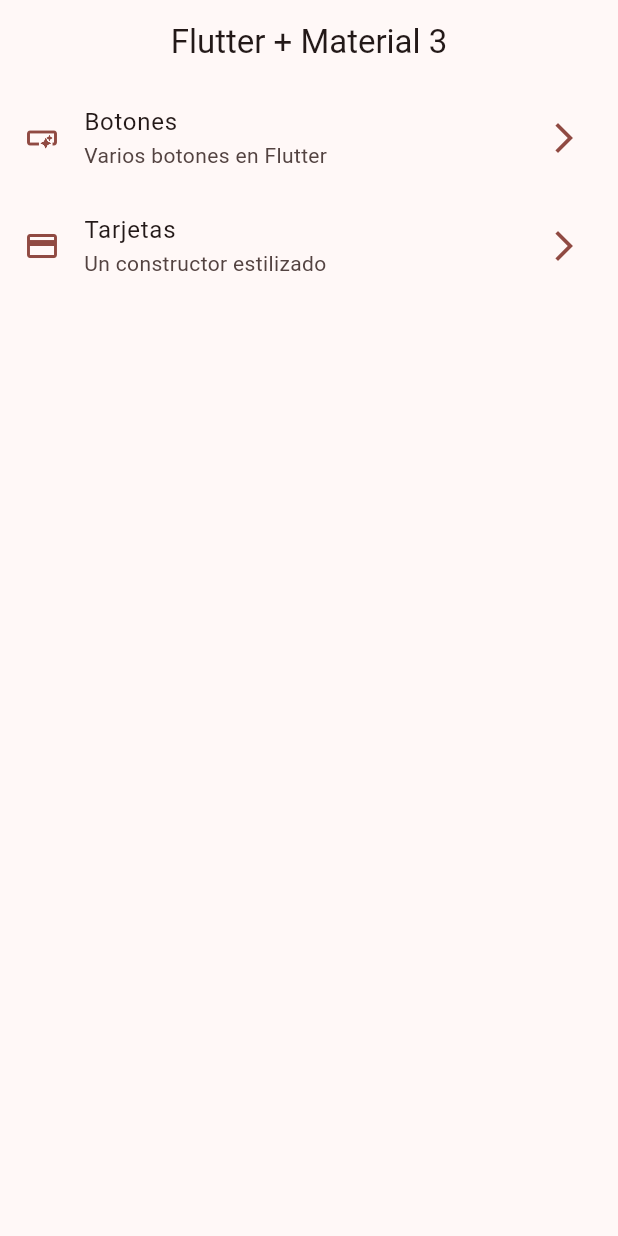
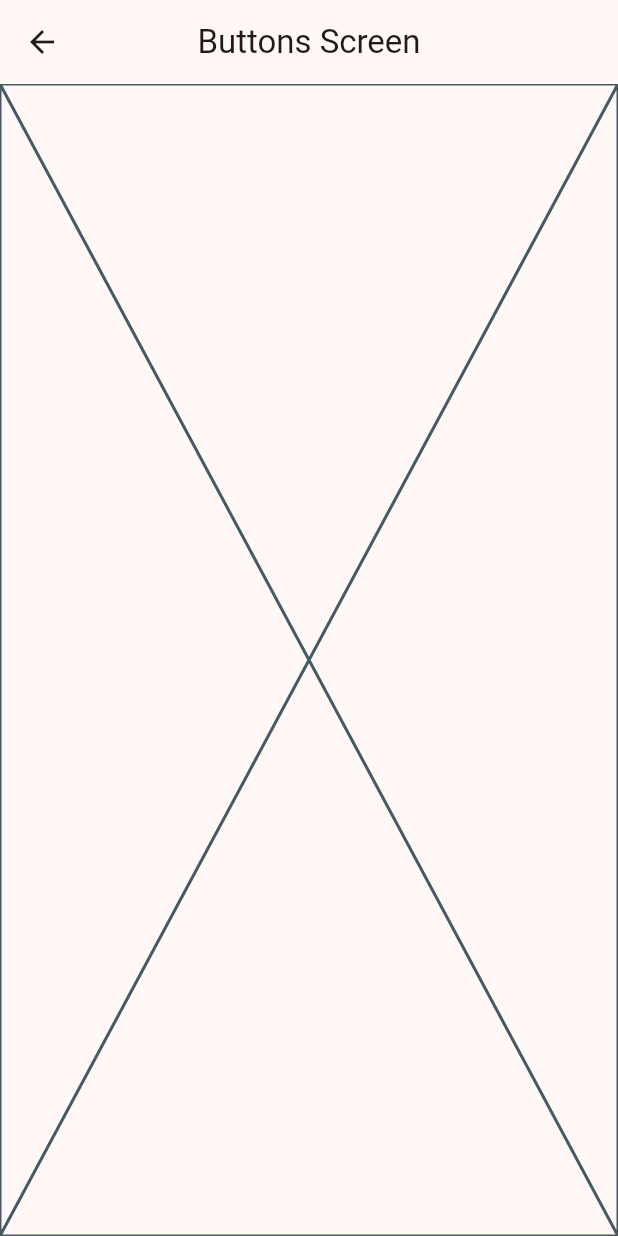
Before and after one commit to ErnestAlf222/widgetsApp, a Flutter app: the screen it shows after launch, after a tap on "Botones", on a phone screen of 412 x 824 dp. Run offline on Flutter 3.47's test engine with Material 3 defaults, Android fonts, the phone set to English and light mode, and no system bars.

```diff
--- a/lib/config/menu/menu_items.dart
+++ b/lib/config/menu/menu_items.dart
@@ -30,7 +30,7 @@ class MenuItem {
     MenuItem(
       title: 'Tarjetas',
       subTitle: 'Un constructor estilizado',
-      link: '/card',
+      link: '/cards',
       icon: Icons.credit_card
       ),
 
--- a/lib/main.dart
+++ b/lib/main.dart
@@ -1,5 +1,7 @@
 import 'package:flutter/material.dart';
 import 'package:widgets_app/config/theme/app_theme.dart';
+import 'package:widgets_app/presentation/screens/buttons/buttons_screen.dart';
+import 'package:widgets_app/presentation/screens/cards/cards_screen.dart';
 import 'package:widgets_app/presentation/screens/home/home_screen.dart';
 
 void main() {
@@ -14,7 +16,11 @@ class MainApp extends StatelessWidget {
     return  MaterialApp(
       theme: AppTheme( selectedColor: 3).getTheme(),
       debugShowCheckedModeBanner: false,
-      home: const HomeScreen()
+      home: const HomeScreen(),
+      routes: {
+      '/buttons': (context) => const ButtonScreen(),
+      '/cards':   (context) => const CardsScreen(),
+    },
     );
   }
 }
--- /dev/null
+++ b/lib/presentation/screens/buttons/buttons_screen.dart
@@ -0,0 +1,15 @@
+import 'package:flutter/material.dart';
+
+class ButtonScreen extends StatelessWidget {
+  const ButtonScreen({super.key});
+
+  @override
+  Widget build(BuildContext context) {
+    return Scaffold(
+      appBar: AppBar(
+        title: const Text('Buttons Screen'),
+      ),
+      body: const  Placeholder(),
+    );
+  }
+}
--- a/lib/presentation/screens/home/home_screen.dart
+++ b/lib/presentation/screens/home/home_screen.dart
@@ -1,5 +1,6 @@
 import 'package:flutter/material.dart';
 import 'package:widgets_app/config/menu/menu_items.dart';
+import 'package:widgets_app/presentation/screens/buttons/buttons_screen.dart';
 
 
 class HomeScreen extends StatelessWidget {
@@ -59,7 +60,13 @@ class _CustomListTile extends StatelessWidget {
       subtitle: Text(menuItem.subTitle),
       trailing: Icon(Icons.arrow_forward_ios_outlined, color: colors.primary,),
       onTap: () {
-        // TODO: Navegar a otras pantallas
+
+        // Navigator.of(context).push(
+        //   MaterialPageRoute(
+        //     builder: (context) => const ButtonScreen(),
+        //   ),
+        // );
+        Navigator.pushNamed(context, menuItem.link);
 
       },
 
```
Also changed, not shown: lib/presentation/screens/cards/cards_screen.dart (added, +15 -0 lines).
